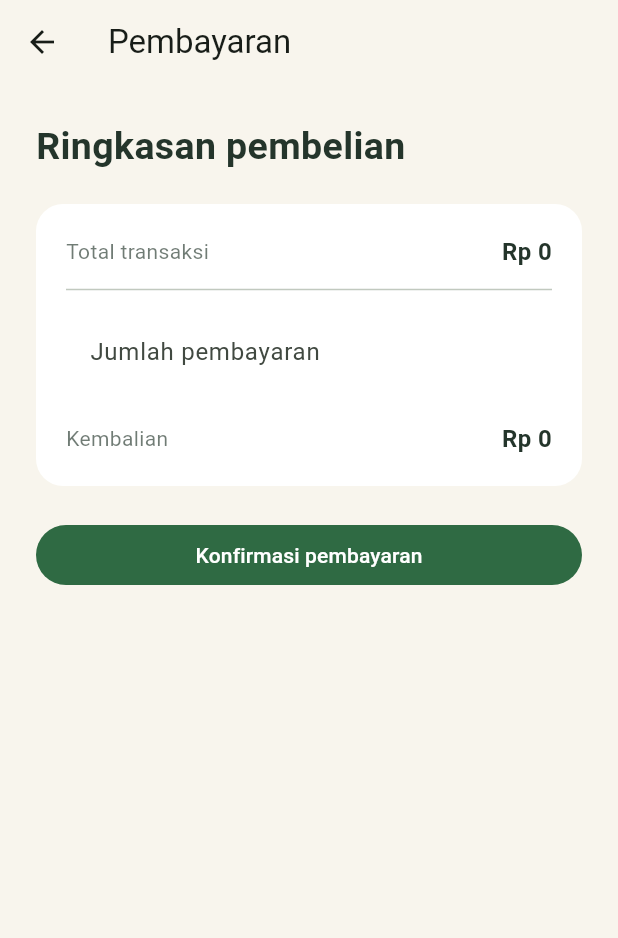
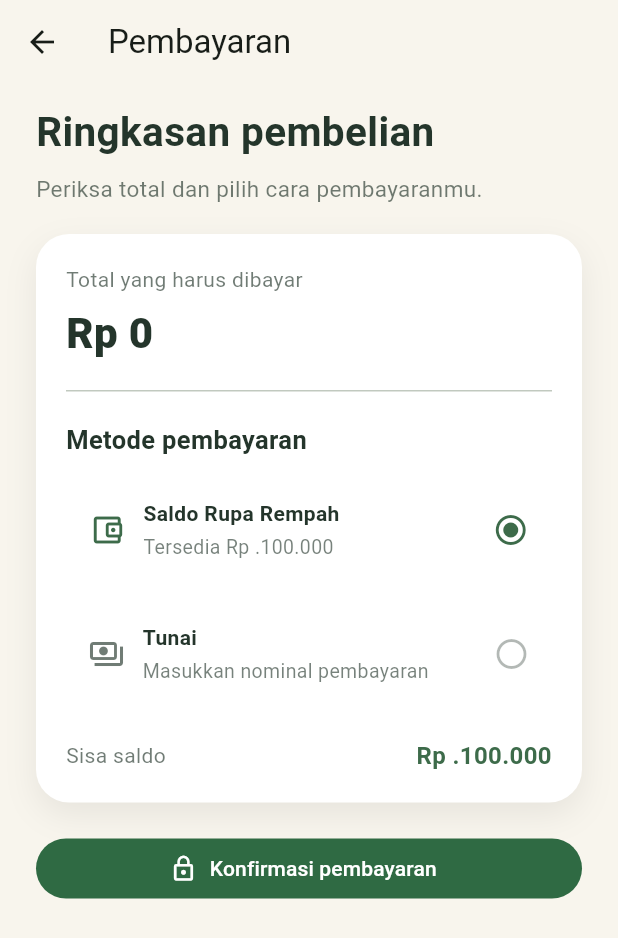
Before and after one commit to Akmalwizdom/rupa-rempah-ppb, a Flutter app: the PaymentScreen screen opened directly with empty values, on a phone screen of 412 x 824 dp. Shown: the top 938 px of the screen. Run offline on Flutter 3.47's test engine with Material 3 defaults, Android fonts, the phone set to English and light mode, and no system bars; our stand-ins replace shared_preferences; accounts and stored records are empty; network calls fail.

Commit message:
revisi ui/ux

```diff
--- a/lib/main.dart
+++ b/lib/main.dart
@@ -337,12 +337,18 @@ class _DashboardScreenState extends State<DashboardScreen> {
     }).toList();
 
     return Scaffold(
+      extendBody: true,
       appBar: AppBar(
         backgroundColor: cream,
         surfaceTintColor: cream,
-        title: const Text(
-          'Rupa Rempah',
-          style: TextStyle(fontWeight: FontWeight.w700, color: ink),
+        title: Semantics(
+          label: 'Rupa Rempah',
+          image: true,
+          child: const Icon(
+            Icons.spa_rounded,
+            color: leaf,
+            size: 29,
+          ),
         ),
         actions: [
           IconButton(
@@ -449,10 +455,18 @@ class _DashboardScreenState extends State<DashboardScreen> {
       bottomNavigationBar: ListenableBuilder(
         listenable: catalog,
         builder: (context, _) {
-          return SafeArea(
+          return Material(
+            color: Colors.transparent,
+            child: SafeArea(
               child: Padding(
                 padding: const EdgeInsets.fromLTRB(20, 0, 20, 14),
-              child: GestureDetector(
+                child: Semantics(
+                  button: catalog.itemCount > 0,
+                  label: catalog.itemCount == 0
+                      ? 'Total jual belum ada produk'
+                      : 'Buka pembayaran, total ${formatRupiah(catalog.total)}',
+                  child: InkWell(
+                    borderRadius: BorderRadius.circular(18),
                     onTap: catalog.itemCount == 0
                         ? null
                         : () => Navigator.push(
@@ -461,8 +475,11 @@ class _DashboardScreenState extends State<DashboardScreen> {
                                 builder: (_) => PaymentScreen(catalog: catalog),
                               ),
                             ),
-                child: Container(
-                  padding: const EdgeInsets.symmetric(horizontal: 20, vertical: 16),
+                    child: Ink(
+                      padding: const EdgeInsets.symmetric(
+                        horizontal: 20,
+                        vertical: 16,
+                      ),
                       decoration: BoxDecoration(
                         color: catalog.itemCount == 0
                             ? const Color(0xFFD8DED5)
@@ -471,7 +488,10 @@ class _DashboardScreenState extends State<DashboardScreen> {
                       ),
                       child: Row(
                         children: [
-                      const Icon(Icons.shopping_bag_outlined, color: Colors.white),
+                          const Icon(
+                            Icons.shopping_bag_outlined,
+                            color: Colors.white,
+                          ),
                           const SizedBox(width: 12),
                           Expanded(
                             child: Text(
@@ -492,6 +512,8 @@ class _DashboardScreenState extends State<DashboardScreen> {
                             ),
                           ),
                         ],
+                      ),
+                    ),
                   ),
                 ),
               ),
@@ -745,8 +767,12 @@ class PaymentScreen extends StatefulWidget {
   State<PaymentScreen> createState() => _PaymentScreenState();
 }
 
+enum PaymentMethod { wallet, cash }
+
 class _PaymentScreenState extends State<PaymentScreen> {
   final payment = TextEditingController();
+  PaymentMethod selectedMethod = PaymentMethod.wallet;
+  static const walletBalance = 100000;
 
   @override
   void dispose() {
@@ -754,13 +780,18 @@ class _PaymentScreenState extends State<PaymentScreen> {
     super.dispose();
   }
 
+  int get typedAmount =>
+      int.tryParse(payment.text.replaceAll(RegExp(r'[^0-9]'), '')) ?? 0;
+
   @override
   Widget build(BuildContext context) {
     final total = widget.catalog.total;
-    final paid = int.tryParse(
-          payment.text.replaceAll(RegExp(r'[^0-9]'), ''),
-        ) ??
-        0;
+    final paid = selectedMethod == PaymentMethod.wallet
+        ? total
+        : typedAmount;
+    final canPay = selectedMethod == PaymentMethod.wallet
+        ? walletBalance >= total
+        : paid >= total;
 
     return Scaffold(
       appBar: AppBar(
@@ -769,56 +800,187 @@ class _PaymentScreenState extends State<PaymentScreen> {
         surfaceTintColor: cream,
       ),
       body: ListView(
-        padding: const EdgeInsets.all(24),
+        padding: const EdgeInsets.fromLTRB(24, 12, 24, 32),
         children: [
           const Text(
             'Ringkasan pembelian',
             style: TextStyle(
-              fontSize: 25,
+              fontSize: 27,
               fontWeight: FontWeight.w700,
               color: ink,
             ),
+          ),
+          const SizedBox(height: 8),
+          Text(
+            'Periksa total dan pilih cara pembayaranmu.',
+            style: TextStyle(color: ink.withOpacity(.65), fontSize: 15),
           ),
           const SizedBox(height: 20),
           Container(
             padding: const EdgeInsets.all(20),
             decoration: BoxDecoration(
               color: Colors.white,
-              borderRadius: BorderRadius.circular(18),
+              borderRadius: BorderRadius.circular(22),
+              boxShadow: const [
+                BoxShadow(
+                  color: Color(0x12000000),
+                  blurRadius: 18,
+                  offset: Offset(0, 8),
+                ),
+              ],
             ),
             child: Column(
+              crossAxisAlignment: CrossAxisAlignment.start,
               children: [
-                summaryRow('Total transaksi', formatRupiah(total)),
-                const Divider(height: 28),
+                Text(
+                  'Total yang harus dibayar',
+                  style: TextStyle(color: ink.withOpacity(.65)),
+                ),
+                const SizedBox(height: 6),
+                Text(
+                  formatRupiah(total),
+                  style: const TextStyle(
+                    color: ink,
+                    fontSize: 28,
+                    fontWeight: FontWeight.w800,
+                  ),
+                ),
+                const SizedBox(height: 18),
+                const Divider(height: 1),
+                const SizedBox(height: 20),
+                const Text(
+                  'Metode pembayaran',
+                  style: TextStyle(
+                    color: ink,
+                    fontSize: 17,
+                    fontWeight: FontWeight.w700,
+                  ),
+                ),
+                const SizedBox(height: 12),
+                paymentOption(
+                  method: PaymentMethod.wallet,
+                  icon: Icons.account_balance_wallet_outlined,
+                  title: 'Saldo Rupa Rempah',
+                  subtitle: 'Tersedia ${formatRupiah(walletBalance)}',
+                ),
+                const SizedBox(height: 10),
+                paymentOption(
+                  method: PaymentMethod.cash,
+                  icon: Icons.payments_outlined,
+                  title: 'Tunai',
+                  subtitle: 'Masukkan nominal pembayaran',
+                ),
+                if (selectedMethod == PaymentMethod.cash) ...[
+                  const SizedBox(height: 14),
                   TextField(
                     controller: payment,
                     keyboardType: TextInputType.number,
                     onChanged: (_) => setState(() {}),
                     decoration: const InputDecoration(
-                    labelText: 'Jumlah pembayaran',
+                      labelText: 'Nominal tunai',
+                      hintText: 'Contoh: 100000',
                       prefixText: 'Rp ',
                     ),
                   ),
-                const SizedBox(height: 18),
+                ],
+                const SizedBox(height: 20),
                 summaryRow(
-                  'Kembalian',
-                  paid >= total ? formatRupiah(paid - total) : 'Belum cukup',
+                  selectedMethod == PaymentMethod.wallet
+                      ? 'Sisa saldo'
+                      : 'Kembalian',
+                  selectedMethod == PaymentMethod.wallet
+                      ? walletBalance >= total
+                          ? formatRupiah(walletBalance - total)
+                          : 'Saldo tidak cukup'
+                      : paid >= total
+                          ? formatRupiah(paid - total)
+                          : 'Masih kurang ${formatRupiah(total - paid)}',
+                  valueColor: canPay ? leaf : const Color(0xFFB84A3B),
                 ),
               ],
             ),
           ),
-          const SizedBox(height: 22),
-          FilledButton(
-            onPressed: paid >= total
-                ? () {
+          const SizedBox(height: 20),
+          FilledButton.icon(
+            onPressed: canPay ? completePayment : null,
+            icon: const Icon(Icons.lock_outline, size: 19),
+            label: const Padding(
+              padding: EdgeInsets.symmetric(vertical: 2),
+              child: Text('Konfirmasi pembayaran'),
+            ),
+          ),
+        ],
+      ),
+    );
+  }
+
+  Widget paymentOption({
+    required PaymentMethod method,
+    required IconData icon,
+    required String title,
+    required String subtitle,
+  }) {
+    final selected = selectedMethod == method;
+    return Semantics(
+      button: true,
+      selected: selected,
+      label: '$title, $subtitle',
+      child: InkWell(
+        borderRadius: BorderRadius.circular(16),
+        onTap: () => setState(() => selectedMethod = method),
+        child: Ink(
+          padding: const EdgeInsets.all(14),
+          decoration: BoxDecoration(
+            color: selected ? const Color(0xFFEAF1DD) : const Color(0xFFF8F8F5),
+            borderRadius: BorderRadius.circular(16),
+            border: Border.all(
+              color: selected ? leaf : const Color(0xFFE2E5DE),
+              width: selected ? 1.5 : 1,
+            ),
+          ),
+          child: Row(
+            children: [
+              Icon(icon, color: selected ? leaf : ink.withOpacity(.65)),
+              const SizedBox(width: 12),
+              Expanded(
+                child: Column(
+                  crossAxisAlignment: CrossAxisAlignment.start,
+                  children: [
+                    Text(
+                      title,
+                      style: const TextStyle(
+                        color: ink,
+                        fontWeight: FontWeight.w700,
+                      ),
+                    ),
+                    const SizedBox(height: 3),
+                    Text(
+                      subtitle,
+                      style: TextStyle(color: ink.withOpacity(.62), fontSize: 13),
+                    ),
+                  ],
+                ),
+              ),
+              Icon(
+                selected
+                    ? Icons.radio_button_checked
+                    : Icons.radio_button_unchecked,
+                color: selected ? leaf : ink.withOpacity(.35),
+              ),
+            ],
+          ),
+        ),
+      ),
+    );
+  }
+
+  void completePayment() {
     widget.catalog.clear();
     showDialog(
       context: context,
       builder: (_) => AlertDialog(
         title: const Text('Pembayaran berhasil'),
-                        content: const Text(
-                          'Terima kasih sudah berbelanja di Rupa Rempah.',
-                        ),
+        content: const Text('Terima kasih sudah berbelanja di Rupa Rempah.'),
         actions: [
           TextButton(
             onPressed: () => Navigator.popUntil(
@@ -831,25 +993,21 @@ class _PaymentScreenState extends State<PaymentScreen> {
       ),
     );
   }
-                : null,
-            child: const Text('Konfirmasi pembayaran'),
-          ),
-        ],
-      ),
-    );
-  }
 
-  Widget summaryRow(String label, String value) {
+  Widget summaryRow(String label, String value, {required Color valueColor}) {
     return Row(
       mainAxisAlignment: MainAxisAlignment.spaceBetween,
       children: [
         Text(label, style: TextStyle(color: ink.withOpacity(.65))),
-        Text(
+        Flexible(
+          child: Text(
             value,
-          style: const TextStyle(
-            color: ink,
+            textAlign: TextAlign.end,
+            style: TextStyle(
+              color: valueColor,
               fontSize: 16,
               fontWeight: FontWeight.w700,
+            ),
           ),
         ),
       ],
```
Lines whose indentation alone changed are shown as unchanged.
